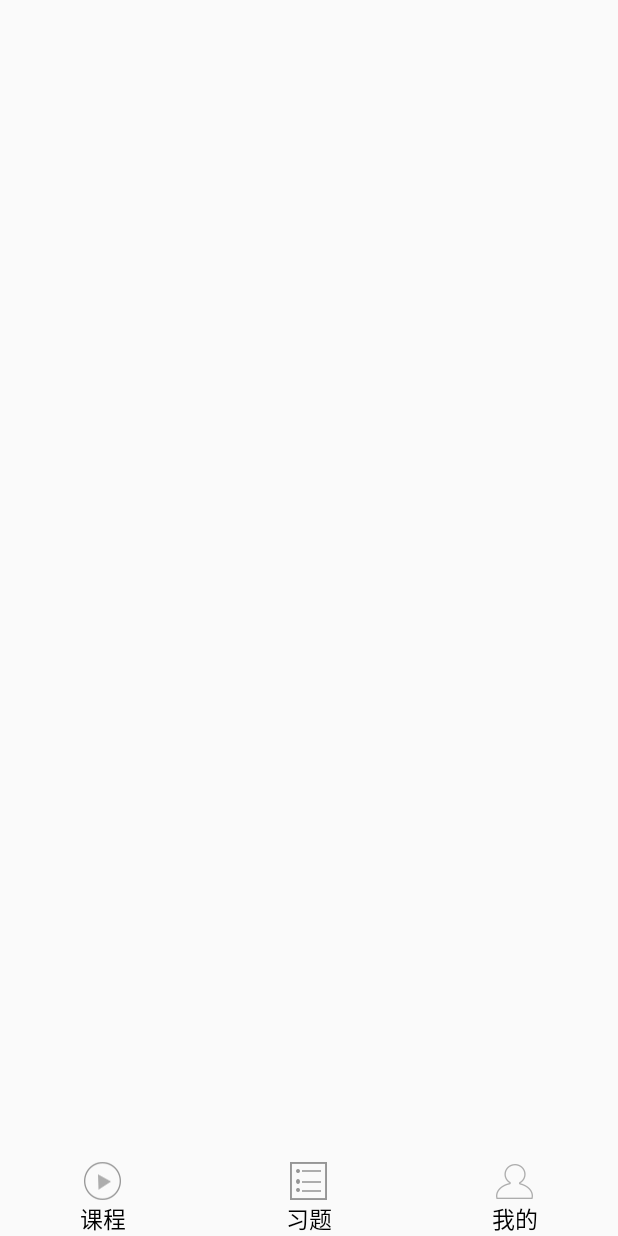
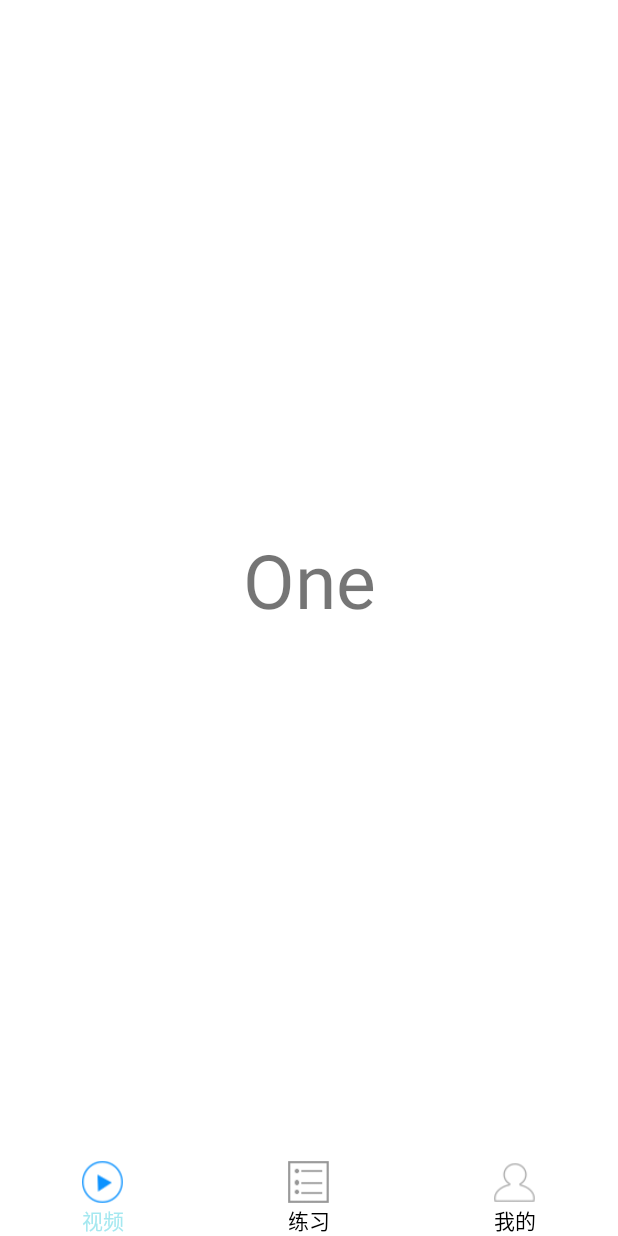
Before and after one commit to JerkGPF/Edu, an Android app: the screen it shows after launch (MainActivity before the commit, HomeActivity after it), on a phone screen of 412 x 824 dp. Before the commit the screen is almost empty. Run offline under Robolectric (Android 15) with nearby library versions, the phone set to English and light mode, and no system bars.

Commit message:
fragment+Viewpager

```diff
--- a/app/build.gradle
+++ b/app/build.gradle
@@ -26,4 +26,5 @@ dependencies {
     testImplementation 'junit:junit:4.12'
     androidTestImplementation 'androidx.test:runner:1.1.1'
     androidTestImplementation 'androidx.test.espresso:espresso-core:3.1.1'
+    compile 'com.android.support:cardview-v7:28.0.0'
 }
--- a/app/src/main/AndroidManifest.xml
+++ b/app/src/main/AndroidManifest.xml
@@ -9,7 +9,7 @@
         android:roundIcon="@mipmap/ic_launcher_round"
         android:supportsRtl="true"
         android:theme="@style/AppTheme">
-        <activity android:name=".MainActivity">
+        <activity android:name=".activity.HomeActivity">
             <intent-filter>
                 <action android:name="android.intent.action.MAIN" />
 
--- a/app/src/main/java/com/example/edu/MainActivity.java
+++ /dev/null
@@ -1,15 +0,0 @@
-package com.example.edu;
-
-import androidx.appcompat.app.AppCompatActivity;
-
-import android.app.Activity;
-import android.os.Bundle;
-
-public class MainActivity extends Activity {
-
-    @Override
-    protected void onCreate(Bundle savedInstanceState) {
-        super.onCreate(savedInstanceState);
-        setContentView(R.layout.activity_main);
-    }
-}
--- /dev/null
+++ b/app/src/main/java/com/example/edu/activity/HomeActivity.java
@@ -0,0 +1,146 @@
+package com.example.edu.activity;
+
+import android.app.Activity;
+import android.os.Bundle;
+import android.view.View;
+import android.view.Window;
+import android.widget.LinearLayout;
+import android.widget.RadioButton;
+import android.widget.TextView;
+
+import com.example.edu.R;
+import com.example.edu.fragment.Home_Fragment_1;
+import com.example.edu.fragment.Home_Fragment_2;
+import com.example.edu.fragment.Home_Fragment_3;
+
+import java.util.ArrayList;
+import java.util.List;
+
+import androidx.appcompat.app.AppCompatActivity;
+import androidx.fragment.app.Fragment;
+import androidx.fragment.app.FragmentPagerAdapter;
+import androidx.viewpager.widget.ViewPager;
+
+public class HomeActivity extends AppCompatActivity implements View.OnClickListener {
+    ViewPager viewPager;
+    List<Fragment> fragments;
+    FragmentPagerAdapter fragmentPagerAdapter;
+    LinearLayout rg_bottom_navigation_listen,rg_bottom_navigation_think,rg_bottom_navigation_my;
+    TextView image1,image2,image3,text1,text2,text3;
+
+
+    @Override
+    protected void onCreate(Bundle savedInstanceState) {
+        super.onCreate(savedInstanceState);
+        supportRequestWindowFeature(Window.FEATURE_NO_TITLE);
+        setContentView(R.layout.home);
+        initFindID();
+        initFragment();
+        initOnClick();
+    }
+
+    private void initOnClick() {
+        rg_bottom_navigation_think.setOnClickListener(this);
+        rg_bottom_navigation_my.setOnClickListener(this);
+        rg_bottom_navigation_listen.setOnClickListener(this);
+    }
+
+    private void initFragment() {
+        fragments = new ArrayList<>();
+        fragments.add(new Home_Fragment_1());
+        fragments.add(new Home_Fragment_2());
+        fragments.add(new Home_Fragment_3());
+
+        fragmentPagerAdapter = new FragmentPagerAdapter(getSupportFragmentManager()) {
+            @Override
+            public Fragment getItem(int position) {
+                return fragments.get(position);
+            }
+
+            @Override
+            public int getCount() {
+                return fragments.size();
+            }
+        };
+
+        viewPager.setAdapter(fragmentPagerAdapter);
+
+        viewPager.addOnPageChangeListener(new ViewPager.OnPageChangeListener() {
+            @Override
+            public void onPageScrolled(int position, float positionOffset, int positionOffsetPixels) {
+
+            }
+
+            @Override
+            public void onPageSelected(int position) {
+                int item =viewPager.getCurrentItem();
+                SetTab(item);
+            }
+
+            @Override
+            public void onPageScrollStateChanged(int state) {
+
+            }
+        });
+    }
+
+    private void SetTab(int item) {
+        color();
+        switch (item){
+            case 0:
+                text1.setTextColor(this.getResources().getColor(R.color.lessgreen));
+                image1.setBackgroundResource(R.mipmap.main_course_icon_selected);
+                break;
+            case 1:
+                text2.setTextColor(this.getResources().getColor(R.color.lessgreen));
+                image2.setBackgroundResource(R.mipmap.main_exercises_icon_selected);
+                break;
+            case 2:
+                text3.setTextColor(this.getResources().getColor(R.color.lessgreen));
+                image3.setBackgroundResource(R.mipmap.main_my_icon_selected);
+                break;
+        }
+    }
+
+    private void color() {
+        text1.setTextColor(this.getResources().getColor(R.color.black));
+        text2.setTextColor(this.getResources().getColor(R.color.black));
+        text3.setTextColor(this.getResources().getColor(R.color.black));
+        image1.setBackgroundResource(R.mipmap.main_course_icon);
+        image2.setBackgroundResource(R.mipmap.main_exercises_icon);
+        image3.setBackgroundResource(R.mipmap.main_my_icon);
+    }
+
+    private void initFindID() {
+        viewPager = findViewById(R.id.viewpager);
+        rg_bottom_navigation_listen = findViewById(R.id.rg_bottom_navigation_listen);
+        rg_bottom_navigation_my = findViewById(R.id.rg_bottom_navigation_my);
+        rg_bottom_navigation_think = findViewById(R.id.rg_bottom_navigation_think);
+        image1 = findViewById(R.id.image1);
+        image2 = findViewById(R.id.image2);
+        image3 = findViewById(R.id.image3);
+        text1 = findViewById(R.id.text1);
+        text2 = findViewById(R.id.text2);
+        text3 = findViewById(R.id.text3);
+    }
+
+    @Override
+    public void onClick(View view) {
+        switch (view.getId()){
+            case R.id.rg_bottom_navigation_listen:
+                change(0);
+                break;
+            case R.id.rg_bottom_navigation_think:
+                change(1);
+                break;
+            case R.id.rg_bottom_navigation_my:
+                change(2);
+                break;
+        }
+    }
+
+    private void change(int i) {
+        SetTab(i);
+        viewPager.setCurrentItem(i);
+    }
+}
--- /dev/null
+++ b/app/src/main/java/com/example/edu/fragment/Home_Fragment_1.java
@@ -0,0 +1,26 @@
+package com.example.edu.fragment;
+
+import android.os.Bundle;
+import android.view.LayoutInflater;
+import android.view.View;
+import android.view.ViewGroup;
+
+import com.example.edu.R;
+
+import androidx.annotation.NonNull;
+import androidx.annotation.Nullable;
+import androidx.fragment.app.Fragment;
+import androidx.fragment.app.FragmentActivity;
+
+public class Home_Fragment_1 extends Fragment {
+    @Nullable
+    @Override
+    public View onCreateView(@NonNull LayoutInflater inflater, @Nullable ViewGroup container, @Nullable Bundle savedInstanceState) {
+        return inflater.inflate(R.layout.home_fragment_1,null);
+    }
+
+    @Override
+    public void onViewCreated(@NonNull View view, @Nullable Bundle savedInstanceState) {
+        super.onViewCreated(view, savedInstanceState);
+    }
+}
--- /dev/null
+++ b/app/src/main/java/com/example/edu/fragment/Home_Fragment_2.java
@@ -0,0 +1,25 @@
+package com.example.edu.fragment;
+
+import android.os.Bundle;
+import android.view.LayoutInflater;
+import android.view.View;
+import android.view.ViewGroup;
+
+import com.example.edu.R;
+
+import androidx.annotation.NonNull;
+import androidx.annotation.Nullable;
+import androidx.fragment.app.Fragment;
+
+public class Home_Fragment_2 extends Fragment {
+    @Nullable
+    @Override
+    public View onCreateView(@NonNull LayoutInflater inflater, @Nullable ViewGroup container, @Nullable Bundle savedInstanceState) {
+        return inflater.inflate(R.layout.home_fragment_2,null);
+    }
+
+    @Override
+    public void onViewCreated(@NonNull View view, @Nullable Bundle savedInstanceState) {
+        super.onViewCreated(view, savedInstanceState);
+    }
+}
--- /dev/null
+++ b/app/src/main/java/com/example/edu/fragment/Home_Fragment_3.java
@@ -0,0 +1,25 @@
+package com.example.edu.fragment;
+
+import android.os.Bundle;
+import android.view.LayoutInflater;
+import android.view.View;
+import android.view.ViewGroup;
+
+import com.example.edu.R;
+
+import androidx.annotation.NonNull;
+import androidx.annotation.Nullable;
+import androidx.fragment.app.Fragment;
+
+public class Home_Fragment_3 extends Fragment {
+    @Nullable
+    @Override
+    public View onCreateView(@NonNull LayoutInflater inflater, @Nullable ViewGroup container, @Nullable Bundle savedInstanceState) {
+        return inflater.inflate(R.layout.home_fragment_3,null);
+    }
+
+    @Override
+    public void onViewCreated(@NonNull View view, @Nullable Bundle savedInstanceState) {
+        super.onViewCreated(view, savedInstanceState);
+    }
+}
--- a/app/src/main/res/layout/activity_main.xml
+++ /dev/null
@@ -1,54 +0,0 @@
-<?xml version="1.0" encoding="utf-8"?>
-<LinearLayout xmlns:android="http://schemas.android.com/apk/res/android"
-    xmlns:app="http://schemas.android.com/apk/res-auto"
-    xmlns:tools="http://schemas.android.com/tools"
-    android:layout_width="match_parent"
-    android:layout_height="match_parent"
-    android:orientation="vertical"
-    tools:context=".MainActivity">
-
-    <FrameLayout
-        android:id="@+id/fraglayout"
-        android:layout_width="match_parent"
-        android:layout_height="match_parent"
-        android:layout_weight="1">
-    </FrameLayout>
-
-    <RadioGroup
-        android:id="@+id/rg_bottom_navigation"
-        android:layout_width="match_parent"
-        android:layout_height="wrap_content"
-        android:orientation="horizontal">
-        <RadioButton
-            android:id="@+id/rg_bottom_navigation_home"
-            android:layout_weight="1"
-            android:layout_width="0dp"
-            android:layout_height="wrap_content"
-            android:text="课程"
-            android:gravity="center"
-            android:textSize="15sp"
-            android:button="@null"
-            android:drawableTop="@drawable/selector1"/>
-        <RadioButton
-            android:id="@+id/rg_bottom_navigation_think"
-            android:layout_weight="1"
-            android:layout_width="0dp"
-            android:layout_height="wrap_content"
-            android:text="习题"
-            android:gravity="center"
-            android:textSize="15sp"
-            android:button="@null"
-            android:drawableTop="@drawable/selector2" />
-        <RadioButton
-            android:id="@+id/rg_bottom_navigation_ask"
-            android:layout_weight="1"
-            android:layout_width="0dp"
-            android:layout_height="wrap_content"
-            android:text="我的"
-            android:gravity="center"
-            android:textSize="15sp"
-            android:button="@null"
-            android:drawableTop="@drawable/selector3" />
-    </RadioGroup>
-
-</LinearLayout>
--- /dev/null
+++ b/app/src/main/res/layout/home.xml
@@ -0,0 +1,102 @@
+<?xml version="1.0" encoding="utf-8"?>
+<LinearLayout xmlns:android="http://schemas.android.com/apk/res/android"
+    xmlns:tools="http://schemas.android.com/tools"
+    android:layout_width="match_parent"
+    android:layout_height="match_parent"
+    android:orientation="vertical"
+    tools:context=".activity.HomeActivity">
+
+    <FrameLayout
+        android:background="#ffffff"
+        android:id="@+id/fraglayout"
+        android:layout_width="match_parent"
+        android:layout_height="match_parent"
+        android:layout_weight="1">
+        <androidx.viewpager.widget.ViewPager
+            android:id="@+id/viewpager"
+            android:layout_width="match_parent"
+            android:layout_height="match_parent">
+        </androidx.viewpager.widget.ViewPager>
+    </FrameLayout>
+
+    <LinearLayout
+        android:background="#ffffff"
+        android:id="@+id/rg_bottom_navigation"
+        android:layout_width="match_parent"
+        android:layout_height="wrap_content"
+        android:orientation="horizontal">
+
+        <LinearLayout
+            android:id="@+id/rg_bottom_navigation_listen"
+            android:gravity="center"
+            android:layout_width="match_parent"
+            android:layout_height="match_parent"
+            android:layout_weight="1"
+            android:orientation="vertical">
+
+            <TextView
+                android:id="@+id/image1"
+                android:layout_width="29dp"
+                android:layout_height="29dp"
+                android:background="@mipmap/main_course_icon_selected"
+                android:gravity="center" />
+
+            <TextView
+                android:textColor="@color/lessgreen"
+                android:id="@+id/text1"
+                android:layout_width="wrap_content"
+                android:layout_height="wrap_content"
+                android:text="视频"/>
+
+        </LinearLayout>
+
+        <LinearLayout
+            android:id="@+id/rg_bottom_navigation_think"
+            android:gravity="center"
+            android:layout_width="match_parent"
+            android:layout_height="match_parent"
+            android:layout_weight="1"
+            android:orientation="vertical">
+
+            <TextView
+                android:id="@+id/image2"
+                android:layout_width="29dp"
+                android:layout_height="29dp"
+                android:background="@mipmap/main_exercises_icon"
+                android:gravity="center" />
+
+            <TextView
+                android:textColor="@color/black"
+                android:id="@+id/text2"
+                android:layout_width="wrap_content"
+                android:layout_height="wrap_content"
+                android:text="练习"/>
+
+        </LinearLayout>
+
+        <LinearLayout
+            android:id="@+id/rg_bottom_navigation_my"
+            android:gravity="center"
+            android:layout_width="match_parent"
+            android:layout_height="match_parent"
+            android:layout_weight="1"
+            android:orientation="vertical">
+
+            <TextView
+                android:id="@+id/image3"
+                android:layout_width="29dp"
+                android:layout_height="29dp"
+                android:background="@mipmap/main_my_icon"
+                android:gravity="center" />
+
+            <TextView
+                android:textColor="@color/black"
+                android:id="@+id/text3"
+                android:layout_width="wrap_content"
+                android:layout_height="wrap_content"
+                android:text="我的"/>
+
+        </LinearLayout>
+    </LinearLayout>
+
+</LinearLayout>
--- /dev/null
+++ b/app/src/main/res/layout/home_fragment_1.xml
@@ -0,0 +1,14 @@
+<?xml version="1.0" encoding="utf-8"?>
+<LinearLayout xmlns:android="http://schemas.android.com/apk/res/android"
+    android:layout_width="match_parent"
+    android:layout_height="match_parent">
+
+    <TextView
+        android:layout_width="match_parent"
+        android:layout_height="match_parent"
+        android:text="One"
+        android:gravity="center"
+        android:textSize="50dp">
+    </TextView>
+
+</LinearLayout>
--- a/app/src/main/res/values/colors.xml
+++ b/app/src/main/res/values/colors.xml
@@ -3,4 +3,9 @@
     <color name="colorPrimary">#008577</color>
     <color name="colorPrimaryDark">#00574B</color>
     <color name="colorAccent">#D81B60</color>
+
+    <color name="green">#1296db</color>
+    <color name="black">#000000</color>
+    <color name="lessgreen">#A5E8F0</color>
+    <color name="barcolor">#5C73E7</color>
 </resources>
```
Also changed, not shown: app/src/main/res/layout/home_fragment_2.xml (added, +14 -0 lines), app/src/main/res/layout/home_fragment_3.xml (added, +14 -0 lines).
